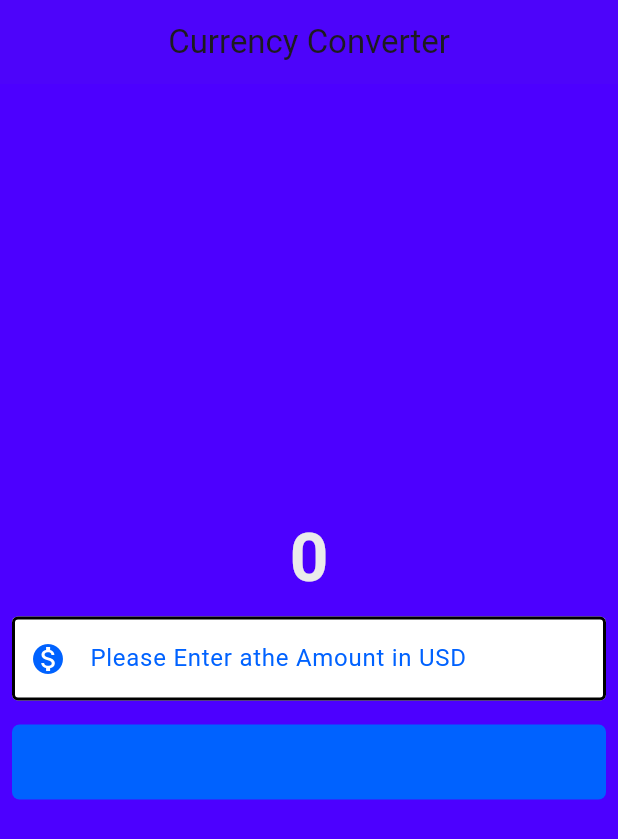
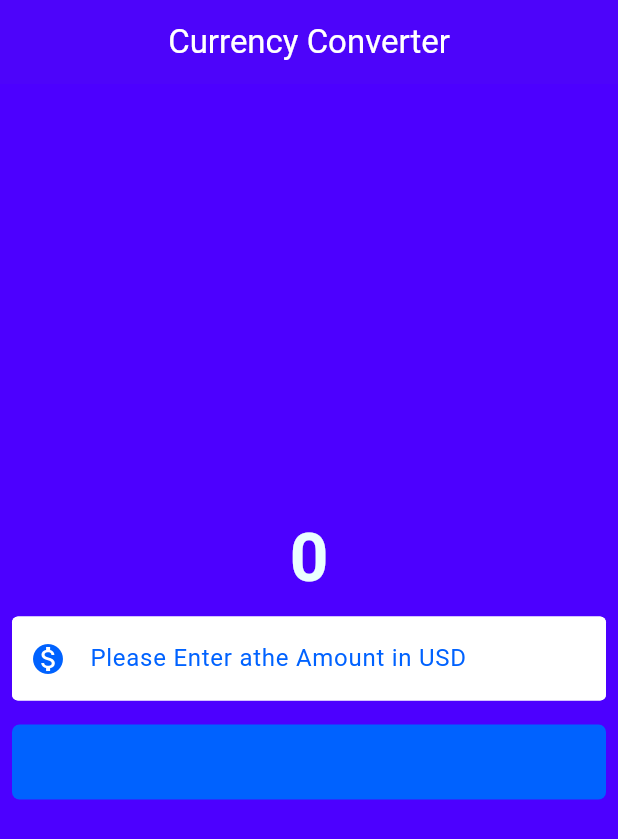
Before and after one commit to Gemcreation/currency_converter, a Flutter app: the screen it shows after launch, on a phone screen of 412 x 824 dp. Shown: the top 839 px of the screen. Run offline on Flutter 3.47's test engine with Material 3 defaults, Android fonts, the phone set to English and light mode, and no system bars.

Commit message:
color style added to the border and all

```diff
--- a/lib/currency_converter_material_page.dart
+++ b/lib/currency_converter_material_page.dart
@@ -10,6 +10,7 @@ class CurrencyConverterMaterialPage extends StatelessWidget {
     final border = OutlineInputBorder(
       borderSide: BorderSide(
         width: 2.0,
+        color: Color.fromARGB(255, 255, 255, 255),
         style: BorderStyle.solid,
         ),
       );
@@ -18,7 +19,12 @@ class CurrencyConverterMaterialPage extends StatelessWidget {
       appBar: AppBar(
         backgroundColor: Color.fromRGBO(76, 0, 255, 1),
         elevation: 1,
-        title: Text("Currency Converter"),
+        title: Text(
+          "Currency Converter",
+          style: TextStyle(
+            color: Color.fromARGB(255, 255, 255, 255),
+          ),
+          ),
         centerTitle: true,
       ),
         body: Center(
@@ -29,7 +35,7 @@ class CurrencyConverterMaterialPage extends StatelessWidget {
               style: TextStyle(
                 fontSize: 45,
                 fontWeight: FontWeight.bold,
-                color: Color.fromARGB(255, 235, 235, 235),
+                color: Color.fromARGB(255, 235, 255, 255),
                 ),
               ),
               Padding(
```
